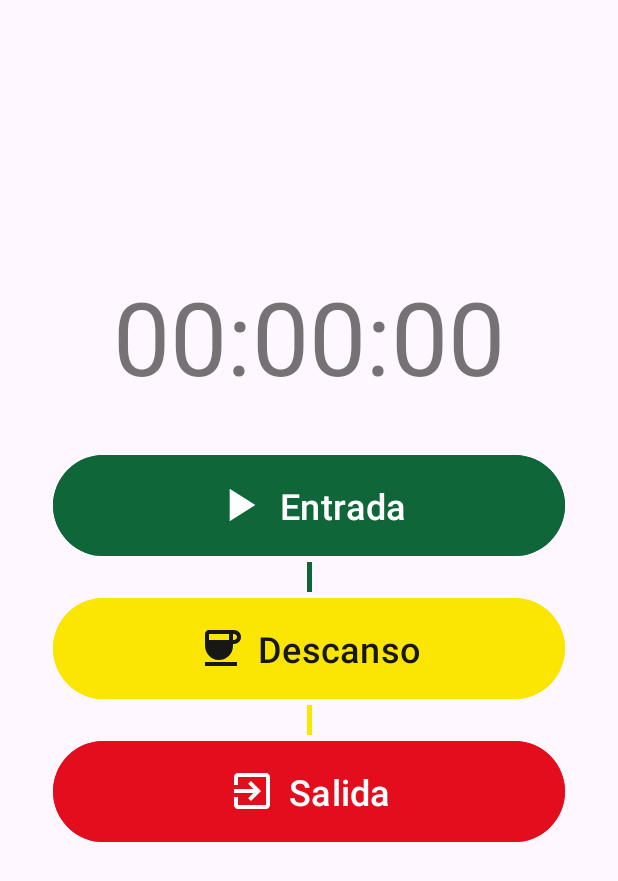
After one commit to JasonCrk/TinkaWork, an Android app: the fragment HomeScreenFragment shown on its own in the app's theme, on a phone screen of 412 x 824 dp. The commit adds this screen. Shown: the top 881 px of the screen. Run offline under Robolectric (Android 15) with nearby library versions, the phone set to English and light mode, and no system bars.

Commit message:
feat: Add Home view

```diff
--- /dev/null
+++ b/app/src/main/java/com/latinka/tinkawork/shared/ui/screens/HomeScreenFragment.kt
@@ -0,0 +1,18 @@
+package com.latinka.tinkawork.shared.ui.screens
+
+import android.os.Bundle
+import androidx.fragment.app.Fragment
+import android.view.LayoutInflater
+import android.view.View
+import android.view.ViewGroup
+
+import com.latinka.tinkawork.R
+
+class HomeScreenFragment : Fragment() {
+    override fun onCreateView(
+        inflater: LayoutInflater, container: ViewGroup?,
+        savedInstanceState: Bundle?
+    ): View? {
+        return inflater.inflate(R.layout.fragment_home_screen, container, false)
+    }
+}
--- /dev/null
+++ b/app/src/main/res/drawable/ic_baseline_account_circle_24.xml
@@ -0,0 +1,5 @@
+<vector xmlns:android="http://schemas.android.com/apk/res/android" android:height="24dp" android:tint="#000000" android:viewportHeight="24" android:viewportWidth="24" android:width="24dp">
+
+    <path android:fillColor="@android:color/white" android:pathData="M12,2C6.48,2 2,6.48 2,12s4.48,10 10,10s10,-4.48 10,-10S17.52,2 12,2zM12,6c1.93,0 3.5,1.57 3.5,3.5S13.93,13 12,13s-3.5,-1.57 -3.5,-3.5S10.07,6 12,6zM12,20c-2.03,0 -4.43,-0.82 -6.14,-2.88C7.55,15.8 9.68,15 12,15s4.45,0.8 6.14,2.12C16.43,19.18 14.03,20 12,20z"/>
+
+</vector>
--- /dev/null
+++ b/app/src/main/res/drawable/ic_baseline_coffee_24.xml
@@ -0,0 +1,5 @@
+<vector xmlns:android="http://schemas.android.com/apk/res/android" android:height="24dp" android:tint="#000000" android:viewportHeight="24" android:viewportWidth="24" android:width="24dp">
+
+    <path android:fillColor="@android:color/white" android:pathData="M18.5,3H6C4.9,3 4,3.9 4,5v5.71c0,3.83 2.95,7.18 6.78,7.29c3.96,0.12 7.22,-3.06 7.22,-7v-1h0.5c1.93,0 3.5,-1.57 3.5,-3.5S20.43,3 18.5,3zM16,5v3H6V5H16zM18.5,8H18V5h0.5C19.33,5 20,5.67 20,6.5S19.33,8 18.5,8zM4,19h16v2H4V19z"/>
+
+</vector>
--- /dev/null
+++ b/app/src/main/res/drawable/ic_baseline_exit_to_app_24.xml
@@ -0,0 +1,5 @@
+<vector xmlns:android="http://schemas.android.com/apk/res/android" android:autoMirrored="true" android:height="24dp" android:tint="#000000" android:viewportHeight="24" android:viewportWidth="24" android:width="24dp">
+
+    <path android:fillColor="@android:color/white" android:pathData="M10.09,15.59L11.5,17l5,-5 -5,-5 -1.41,1.41L12.67,11H3v2h9.67l-2.58,2.59zM19,3H5c-1.11,0 -2,0.9 -2,2v4h2V5h14v14H5v-4H3v4c0,1.1 0.89,2 2,2h14c1.1,0 2,-0.9 2,-2V5c0,-1.1 -0.9,-2 -2,-2z"/>
+
+</vector>
--- /dev/null
+++ b/app/src/main/res/drawable/ic_baseline_history_24.xml
@@ -0,0 +1,5 @@
+<vector xmlns:android="http://schemas.android.com/apk/res/android" android:height="24dp" android:tint="#000000" android:viewportHeight="24" android:viewportWidth="24" android:width="24dp">
+
+    <path android:fillColor="@android:color/white" android:pathData="M13,3c-4.97,0 -9,4.03 -9,9L1,12l3.89,3.89 0.07,0.14L9,12L6,12c0,-3.87 3.13,-7 7,-7s7,3.13 7,7 -3.13,7 -7,7c-1.93,0 -3.68,-0.79 -4.94,-2.06l-1.42,1.42C8.27,19.99 10.51,21 13,21c4.97,0 9,-4.03 9,-9s-4.03,-9 -9,-9zM12,8v5l4.28,2.54 0.72,-1.21 -3.5,-2.08L13.5,8L12,8z"/>
+
+</vector>
--- /dev/null
+++ b/app/src/main/res/drawable/ic_baseline_home_24.xml
@@ -0,0 +1,5 @@
+<vector xmlns:android="http://schemas.android.com/apk/res/android" android:height="24dp" android:tint="#000000" android:viewportHeight="24" android:viewportWidth="24" android:width="24dp">
+
+    <path android:fillColor="@android:color/white" android:pathData="M10,20v-6h4v6h5v-8h3L12,3 2,12h3v8z"/>
+
+</vector>
--- /dev/null
+++ b/app/src/main/res/drawable/ic_baseline_play_arrow_24.xml
@@ -0,0 +1,5 @@
+<vector xmlns:android="http://schemas.android.com/apk/res/android" android:height="24dp" android:tint="#000000" android:viewportHeight="24" android:viewportWidth="24" android:width="24dp">
+
+    <path android:fillColor="@android:color/white" android:pathData="M8,5v14l11,-7z"/>
+
+</vector>
--- /dev/null
+++ b/app/src/main/res/drawable/vertical_dotted_line.xml
@@ -0,0 +1,6 @@
+<?xml version="1.0" encoding="utf-8"?>
+<shape xmlns:android="http://schemas.android.com/apk/res/android"
+    android:shape="line">
+
+    <stroke android:width="5dp" android:color="@color/white" android:dashGap="10dp" android:dashWidth="10dp" />
+</shape>
--- /dev/null
+++ b/app/src/main/res/layout/fragment_home_screen.xml
@@ -0,0 +1,120 @@
+<?xml version="1.0" encoding="utf-8"?>
+<androidx.constraintlayout.widget.ConstraintLayout
+    xmlns:android="http://schemas.android.com/apk/res/android"
+    xmlns:tools="http://schemas.android.com/tools"
+    xmlns:app="http://schemas.android.com/apk/res-auto"
+    android:layout_width="match_parent"
+    android:layout_height="match_parent"
+    android:layout_gravity="center"
+    tools:context=".shared.ui.screens.HomeScreenFragment">
+
+    <LinearLayout
+        android:orientation="vertical"
+        android:id="@+id/mainOptions"
+        app:layout_constraintTop_toTopOf="parent"
+        app:layout_constraintBottom_toBottomOf="parent"
+        app:layout_constraintStart_toStartOf="parent"
+        app:layout_constraintEnd_toEndOf="parent"
+        android:layout_marginHorizontal="35dp"
+        android:layout_marginBottom="80dp"
+        android:layout_width="match_parent"
+        android:layout_height="wrap_content">
+
+        <TextView
+            android:id="@+id/timeStopwatch"
+            android:layout_width="match_parent"
+            android:layout_height="wrap_content"
+            android:textAlignment="center"
+            android:textSize="68sp"
+            android:text="00:00:00"
+            android:layout_marginBottom="30dp"
+            android:theme="@style/Theme.AppCompat.DayNight"
+            tools:ignore="HardcodedText" />
+
+        <androidx.constraintlayout.widget.ConstraintLayout
+            android:layout_width="match_parent"
+            android:layout_height="wrap_content">
+
+            <Button
+                app:layout_constraintTop_toTopOf="parent"
+                app:layout_constraintStart_toStartOf="parent"
+                app:layout_constraintEnd_toEndOf="parent"
+                android:id="@+id/entryButton"
+                android:text="Entrada"
+                android:textSize="24sp"
+                android:layout_width="match_parent"
+                android:layout_height="75dp"
+                android:textColor="@color/white"
+                android:backgroundTint="@color/green"
+                app:icon="@drawable/ic_baseline_play_arrow_24"
+                app:iconGravity="textStart"
+                android:gravity="center"
+                app:iconTint="@color/white"
+                app:iconSize="37dp"
+                tools:ignore="HardcodedText" />
+
+            <View
+                android:id="@+id/divider2"
+                app:layout_constraintTop_toBottomOf="@id/entryButton"
+                app:layout_constraintEnd_toEndOf="parent"
+                app:layout_constraintStart_toStartOf="parent"
+                android:layout_width="3dp"
+                android:layout_height="20dp"
+                android:backgroundTint="@color/green"
+                android:backgroundTintMode="screen"
+                android:layout_gravity="center_horizontal"
+                android:background="?android:attr/listDivider" />
+        </androidx.constraintlayout.widget.ConstraintLayout>
+
+        <androidx.constraintlayout.widget.ConstraintLayout
+            android:layout_width="match_parent"
+            android:layout_height="wrap_content">
+
+            <Button
+                android:id="@+id/breakButton"
+                app:layout_constraintTop_toTopOf="parent"
+                app:layout_constraintStart_toStartOf="parent"
+                app:layout_constraintEnd_toEndOf="parent"
+                android:text="Descanso"
+                android:textSize="24sp"
+                android:layout_width="match_parent"
+                android:layout_height="75dp"
+                android:backgroundTint="@color/yellow"
+                android:textColor="@color/black"
+                app:icon="@drawable/ic_baseline_coffee_24"
+                android:layout_gravity="center"
+                app:iconGravity="textStart"
+                app:iconSize="32dp"
+                app:iconTint="@color/black"
+                tools:ignore="HardcodedText" />
+
+            <View
+                android:id="@+id/divider3"
+                app:layout_constraintTop_toBottomOf="@id/breakButton"
+                app:layout_constraintEnd_toEndOf="parent"
+                app:layout_constraintStart_toStartOf="parent"
+                android:layout_width="3dp"
+                android:layout_height="20dp"
+                android:backgroundTint="@color/yellow"
+                android:backgroundTintMode="screen"
+                android:layout_gravity="center_horizontal"
+                android:background="?android:attr/listDivider" />
+        </androidx.constraintlayout.widget.ConstraintLayout>
+
+        <Button
+            android:id="@+id/exitButton"
+            android:text="Salida"
+            android:textSize="24sp"
+            android:layout_width="match_parent"
+            android:layout_height="75dp"
+            android:backgroundTint="@color/red"
+            android:textColor="@color/white"
+            app:iconSize="32dp"
+            app:iconTint="@color/white"
+            app:icon="@drawable/ic_baseline_exit_to_app_24"
+            android:layout_gravity="center"
+            app:iconGravity="textStart"
+            tools:ignore="HardcodedText" />
+    </LinearLayout>
+
+</androidx.constraintlayout.widget.ConstraintLayout>
```
Also changed, not shown: app/src/main/java/com/latinka/tinkawork/MainActivity.kt (+23 -1 lines), app/src/main/res/layout/activity_main.xml (+17 -9 lines), app/src/main/res/menu/bottom_navigation_menu.xml (added, +26 -0 lines), app/src/main/res/navigation/nav_graph.xml (added, +13 -0 lines).
